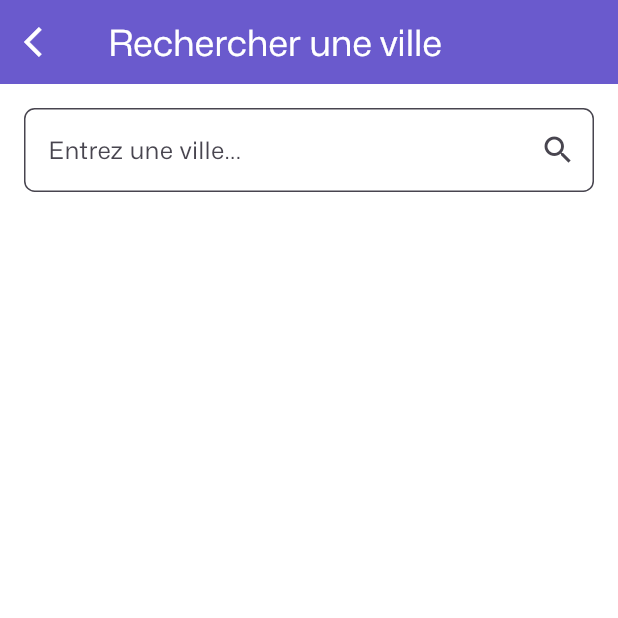
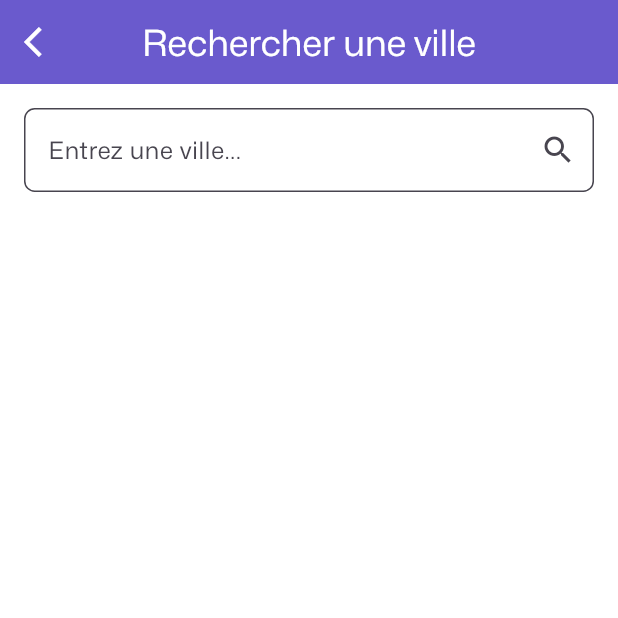
Before and after one commit to SalahCheihbi/weather_app, a Flutter app: the SearchPage screen opened by its route, on a phone screen of 412 x 824 dp, the top half of it. Run offline on Flutter 3.47's test engine with Material 3 defaults, Android fonts, the phone set to English and light mode, and no system bars; our stand-ins replace auto_route, dio, flex_color_scheme, flutter_hooks, flutter_screenutil, flutter_svg and 5 more; network calls fail; project files that could hold a hidden picture were left out.

Commit message:
Amélioration des performances et ajout de l'AppBarTheme sur le thème

```diff
--- a/lib/features/home/domain/result_weekly/coord_weekly.dart
+++ b/lib/features/home/domain/result_weekly/coord_weekly.dart
@@ -1,9 +1,6 @@
 import 'package:freezed_annotation/freezed_annotation.dart';
 
 part 'coord_weekly.freezed.dart';
-
-// factory CoordWeekly.fromJson(Map<String, dynamic> json) =>
-//     _$CoordFromJson(json);
 
 @freezed
 class CoordWeekly with _$CoordWeekly {
--- a/lib/features/home/domain/result_weekly/sys_weekly.dart
+++ b/lib/features/home/domain/result_weekly/sys_weekly.dart
@@ -1,7 +1,6 @@
 import 'package:freezed_annotation/freezed_annotation.dart';
 
 part 'sys_weekly.freezed.dart';
-// factory SysWeekly.fromJson(Map<String, dynamic> json) => _$SysFromJson(json);
 
 @freezed
 class SysWeekly with _$SysWeekly {
--- a/lib/features/home/domain/result_weekly/weather_weekly.dart
+++ b/lib/features/home/domain/result_weekly/weather_weekly.dart
@@ -1,9 +1,6 @@
 import 'package:freezed_annotation/freezed_annotation.dart';
 
 part 'weather_weekly.freezed.dart';
-
-// factory Weather.fromJson(Map<String, dynamic> json) =>
-//     _$WeatherFromJson(json);
 
 @freezed
 class WeatherWeekly with _$WeatherWeekly {
--- a/lib/features/home/presentation/widgets/custom_weather_info_widget_widget.dart
+++ b/lib/features/home/presentation/widgets/custom_weather_info_widget_widget.dart
@@ -1,6 +1,7 @@
 import 'package:flutter/material.dart';
 import 'package:flutter_screenutil/flutter_screenutil.dart';
 import 'package:flutter_svg/flutter_svg.dart';
+import 'package:weather_app/theme/colors.dart';
 
 class CustomWeatherInfoWidget extends StatelessWidget {
   const CustomWeatherInfoWidget({
@@ -27,7 +28,7 @@ class CustomWeatherInfoWidget extends StatelessWidget {
           Text(
             description,
             style: theme.textTheme.bodySmall?.copyWith(
-              color: Colors.white,
+              color: whiteColor,
               fontSize: 10.sp,
               fontWeight: FontWeight.w600,
             ),
--- a/lib/features/home/presentation/widgets/text_date_today_widget.dart
+++ b/lib/features/home/presentation/widgets/text_date_today_widget.dart
@@ -1,6 +1,7 @@
 import 'package:flutter/material.dart';
 
 import '../../../../core/presentation/utils/functions.dart';
+import '../../../../theme/colors.dart';
 
 class TextDateTodayWidget extends StatelessWidget {
   const TextDateTodayWidget({super.key});
@@ -15,7 +16,7 @@ class TextDateTodayWidget extends StatelessWidget {
       child: Text(
         formattedDate(),
         style: theme.textTheme.bodyMedium?.copyWith(
-          color: Colors.white,
+          color: whiteColor,
           fontSize: 14,
           fontWeight: FontWeight.w400,
         ),
--- a/lib/features/search/presentation/search_page.dart
+++ b/lib/features/search/presentation/search_page.dart
@@ -1,12 +1,11 @@
 import 'package:auto_route/auto_route.dart';
 import 'package:flutter/material.dart';
-import 'package:flutter/services.dart';
 import 'package:flutter_screenutil/flutter_screenutil.dart';
 import 'package:hooks_riverpod/hooks_riverpod.dart';
 import 'package:logger/logger.dart';
-import '../../../theme/theme.dart';
 
 import '../../../core/presentation/widgets/widgets.dart';
+import '../../../theme/theme.dart';
 import '../domain/result_city.dart';
 import '../shared/provider.dart';
 
@@ -41,8 +40,6 @@ class _SearchPageState extends ConsumerState<SearchPage> {
     final theme = Theme.of(context);
     return Scaffold(
       appBar: AppBar(
-        foregroundColor: whiteColor,
-        backgroundColor: Theme.of(context).colorScheme.primary,
         title: Text(
           "Rechercher une ville",
           style: theme.textTheme.headlineSmall?.copyWith(
@@ -51,14 +48,10 @@ class _SearchPageState extends ConsumerState<SearchPage> {
           ),
         ),
         leading: IconButton(
-          icon: Icon(Icons.arrow_back_ios,
-              color: whiteColor), // Forcer la couleur en blanc
+          icon: Icon(
+            Icons.arrow_back_ios,
+          ),
           onPressed: () => context.router.pop(),
-        ),
-        systemOverlayStyle: SystemUiOverlayStyle(
-          statusBarColor: Theme.of(context).colorScheme.primaryContainer,
-          statusBarIconBrightness: Brightness.light,
-          statusBarBrightness: Brightness.dark,
         ),
       ),
       body: Padding(
@@ -85,7 +78,15 @@ class _SearchPageState extends ConsumerState<SearchPage> {
                 orElse: () => const SizedBox.shrink(),
                 loadFailure: (value) {
                   Logger().e(value.failure);
-                  return Center(child: Text('Failed to load city data'));
+                  return Center(
+                    child: Text(
+                      'Échec du chargement des données de la ville',
+                      style: theme.textTheme.labelMedium?.copyWith(
+                        color: theme.colorScheme.error,
+                        fontSize: 12,
+                      ),
+                    ),
+                  );
                 },
                 loadInProgress: (_) => const Center(
                       child: CustomLoadingWidget(),
--- a/lib/theme/light_theme.dart
+++ b/lib/theme/light_theme.dart
@@ -1,7 +1,9 @@
 import 'package:flex_color_scheme/flex_color_scheme.dart';
 import 'package:flutter/material.dart';
+import 'package:flutter/services.dart';
 
 import '../gen/fonts.gen.dart';
+import 'colors.dart';
 
 const _primary = Color(0xff6a5acd);
 const _primaryContainer = Color(0xff483d8b);
@@ -35,8 +37,19 @@ final lightTheme = FlexThemeData.light(
         swapLegacyOnMaterial3: true,
         fontFamily: FontFamily.monaSans)
     .copyWith(
+        appBarTheme: AppBarTheme(
+          centerTitle: true,
+          iconTheme: IconThemeData(color: whiteColor),
+          backgroundColor: _primary,
+          foregroundColor: whiteColor,
+          systemOverlayStyle: SystemUiOverlayStyle(
+            statusBarColor: _primaryContainer,
+            statusBarIconBrightness: Brightness.light,
+            statusBarBrightness: Brightness.dark,
+          ),
+        ),
         bottomSheetTheme: BottomSheetThemeData(
-  backgroundColor: Colors.transparent,
-));
+          backgroundColor: Colors.transparent,
+        ));
 
 //* theme Light mode
```
Also changed, not shown: lib/features/home/presentation/widgets/custom_bottom_sheet_widget.dart (+22 -25 lines), lib/features/home/presentation/widgets/custom_weekly_item.dart (+21 -11 lines), pubspec.yaml (+23 -22 lines), pubspec.lock.
